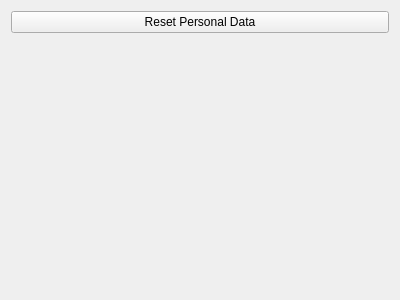
First picture: the form in UI/uiFiles/Settings.ui, repository Hperigee/vocalMaximum, before the edit.
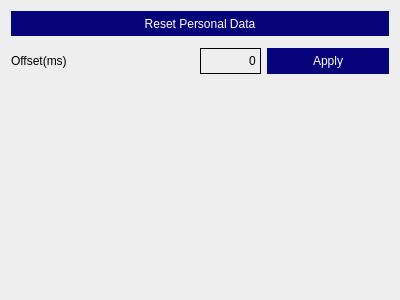
Second picture: the form after the edit.

Commit message: Setting ui 완성

```diff
--- a/UI/uiFiles/Settings.ui
+++ b/UI/uiFiles/Settings.ui
@@ -13,28 +13,167 @@
   <property name="windowTitle">
    <string>Form</string>
   </property>
+  <property name="styleSheet">
+   <string notr="true">background-color:#eee;</string>
+  </property>
   <layout class="QHBoxLayout" name="horizontalLayout_2">
    <item>
     <layout class="QVBoxLayout" name="verticalLayout">
+     <property name="spacing">
+      <number>12</number>
+     </property>
      <item>
       <widget class="QPushButton" name="resetButton">
+       <property name="sizePolicy">
+        <sizepolicy hsizetype="Minimum" vsizetype="Preferred">
+         <horstretch>0</horstretch>
+         <verstretch>1</verstretch>
+        </sizepolicy>
+       </property>
+       <property name="styleSheet">
+        <string notr="true">QPushButton {
+                        background-color: rgb(7, 3, 122);
+                        border-radius: 15px;
+						color: white;
+						border:none;
+	font: 12pt &quot;Noto Sans KR&quot;;
+                        }
+
+                    QPushButton:hover {
+                        background-color: rgb(42, 1, 179);
+                        }
+
+                    QPushButton:pressed {
+                        background-color: rgb(97, 108, 255);
+                        }
+
+					QPushButton:disabled {
+                        background-color: rgb(167, 167, 167);
+                        }</string>
+       </property>
        <property name="text">
         <string>Reset Personal Data</string>
        </property>
       </widget>
      </item>
      <item>
-      <spacer name="verticalSpacer">
-       <property name="orientation">
-        <enum>Qt::Vertical</enum>
+      <widget class="QWidget" name="widget" native="true">
+       <property name="sizePolicy">
+        <sizepolicy hsizetype="Preferred" vsizetype="Preferred">
+         <horstretch>0</horstretch>
+         <verstretch>1</verstretch>
+        </sizepolicy>
        </property>
-       <property name="sizeHint" stdset="0">
-        <size>
-         <width>20</width>
-         <height>40</height>
-        </size>
+       <layout class="QHBoxLayout" name="horizontalLayout_3">
+        <property name="leftMargin">
+         <number>0</number>
+        </property>
+        <property name="topMargin">
+         <number>0</number>
+        </property>
+        <property name="rightMargin">
+         <number>0</number>
+        </property>
+        <property name="bottomMargin">
+         <number>0</number>
+        </property>
+        <item>
+         <widget class="QLabel" name="label">
+          <property name="sizePolicy">
+           <sizepolicy hsizetype="Preferred" vsizetype="Preferred">
+            <horstretch>3</horstretch>
+            <verstretch>0</verstretch>
+           </sizepolicy>
+          </property>
+          <property name="styleSheet">
+           <string notr="true">font: 12pt &quot;Noto Sans KR medium&quot;;
+color: #000;
+border:none;</string>
+          </property>
+          <property name="text">
+           <string>Offset(ms)</string>
+          </property>
+         </widget>
+        </item>
+        <item>
+         <widget class="QSpinBox" name="spinBox">
+          <property name="sizePolicy">
+           <sizepolicy hsizetype="Minimum" vsizetype="Preferred">
+            <horstretch>1</horstretch>
+            <verstretch>0</verstretch>
+           </sizepolicy>
+          </property>
+          <property name="styleSheet">
+           <string notr="true">font: 12pt &quot;Noto Sans KR&quot;;
+border: 1px solid black;
+border-radius:0px;</string>
+          </property>
+          <property name="alignment">
+           <set>Qt::AlignRight|Qt::AlignTrailing|Qt::AlignVCenter</set>
+          </property>
+          <property name="buttonSymbols">
+           <enum>QAbstractSpinBox::NoButtons</enum>
+          </property>
+          <property name="minimum">
+           <number>-500</number>
+          </property>
+          <property name="maximum">
+           <number>500</number>
+          </property>
+         </widget>
+        </item>
+        <item>
+         <widget class="QPushButton" name="pushButton">
+          <property name="sizePolicy">
+           <sizepolicy hsizetype="Minimum" vsizetype="Preferred">
+            <horstretch>2</horstretch>
+            <verstretch>0</verstretch>
+           </sizepolicy>
+          </property>
+          <property name="styleSheet">
+           <string notr="true">QPushButton {
+                        background-color: rgb(7, 3, 122);
+                        border-radius: 15px;
+						color: white;
+						border:none;
+	font: 12pt &quot;Noto Sans KR&quot;;
+                        }
+
+                    QPushButton:hover {
+                        background-color: rgb(42, 1, 179);
+                        }
+
+                    QPushButton:pressed {
+                        background-color: rgb(97, 108, 255);
+                        }
+
+					QPushButton:disabled {
+                        background-color: rgb(167, 167, 167);
+                        }</string>
+          </property>
+          <property name="text">
+           <string>Apply</string>
+          </property>
+         </widget>
+        </item>
+       </layout>
+      </widget>
+     </item>
+     <item>
+      <widget class="QGroupBox" name="groupBox">
+       <property name="sizePolicy">
+        <sizepolicy hsizetype="Preferred" vsizetype="Preferred">
+         <horstretch>0</horstretch>
+         <verstretch>8</verstretch>
+        </sizepolicy>
        </property>
-      </spacer>
+       <property name="styleSheet">
+        <string notr="true">border:none;</string>
+       </property>
+       <property name="title">
+        <string/>
+       </property>
+      </widget>
      </item>
     </layout>
    </item>
```
The commit also changes 3 other files.
